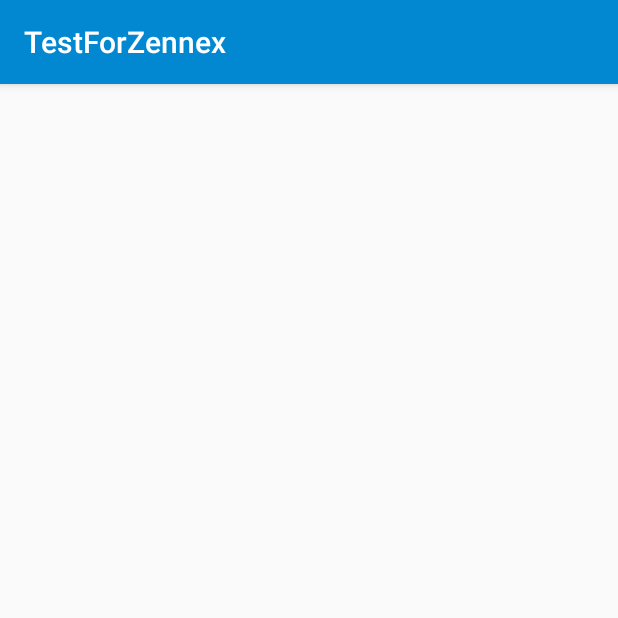
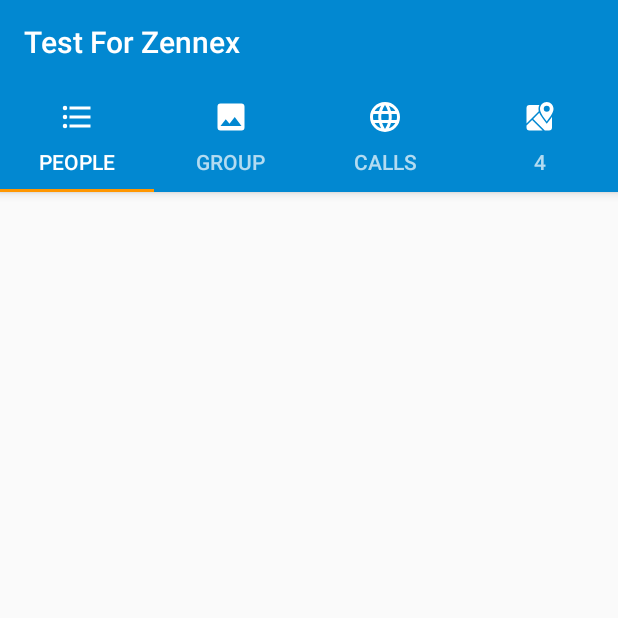
Before and after one commit to goodibunakov/TestForZennex2018, an Android app: the MainActivity screen opened directly, with no data from a screen before it, on a phone screen of 412 x 824 dp, the top half of it. Run offline under Robolectric (Android 15) with nearby library versions, the light colour scheme and no system bars.

Commit message:
добавлены вкладки с иконками

```diff
--- a/app/build.gradle
+++ b/app/build.gradle
@@ -23,6 +23,9 @@ dependencies {
     implementation 'com.android.support:appcompat-v7:26.1.0'
     implementation 'com.android.support.constraint:constraint-layout:1.0.2'
     implementation 'com.github.ViksaaSkool:AwesomeSplash:v1.0.0'
+    implementation 'com.android.support:support-v13:26.1.0'
+    implementation 'com.android.support:support-v4:26.1.0'
+    implementation 'com.android.support:design:26.1.0'
     testImplementation 'junit:junit:4.12'
     androidTestImplementation 'com.android.support.test:runner:1.0.1'
     androidTestImplementation 'com.android.support.test.espresso:espresso-core:3.0.1'
--- a/app/src/main/AndroidManifest.xml
+++ b/app/src/main/AndroidManifest.xml
@@ -10,7 +10,8 @@
         android:label="@string/app_name"
         android:supportsRtl="true"
         android:theme="@style/AppTheme">
-        <activity android:name=".SplashActivity"
+        <activity
+            android:name=".SplashActivity"
             android:theme="@style/Theme.AppCompat.NoActionBar">
             <intent-filter>
                 <action android:name="android.intent.action.MAIN" />
@@ -18,7 +19,7 @@
                 <category android:name="android.intent.category.LAUNCHER" />
             </intent-filter>
         </activity>
-        <activity android:name=".MainActivity"/>
+        <activity android:name=".MainActivity" />
     </application>
 
 </manifest>
--- a/app/src/main/java/ru/goodibunakov/testforzennex2018/MainActivity.java
+++ b/app/src/main/java/ru/goodibunakov/testforzennex2018/MainActivity.java
@@ -1,7 +1,16 @@
 package ru.goodibunakov.testforzennex2018;
 
+import android.os.Bundle;
+import android.support.design.widget.TabLayout;
+import android.support.v4.view.ViewPager;
 import android.support.v7.app.AppCompatActivity;
-import android.os.Bundle;
+import android.support.v7.widget.Toolbar;
+import android.widget.Toast;
+
+import ru.goodibunakov.testforzennex2018.fragments.FourFragment;
+import ru.goodibunakov.testforzennex2018.fragments.OneFragment;
+import ru.goodibunakov.testforzennex2018.fragments.ThreeFragment;
+import ru.goodibunakov.testforzennex2018.fragments.TwoFragment;
 
 public class MainActivity extends AppCompatActivity {
 
@@ -9,5 +18,37 @@ public class MainActivity extends AppCompatActivity {
     protected void onCreate(Bundle savedInstanceState) {
         super.onCreate(savedInstanceState);
         setContentView(R.layout.activity_main);
+        setUI();
+    }
+
+    @Override
+    public void onBackPressed() {
+        Toast.makeText(this, getResources().getText(R.string.cant_back), Toast.LENGTH_SHORT).show();
+    }
+
+    private void setUI() {
+        Toolbar toolbar = findViewById(R.id.toolbar);
+        setSupportActionBar(toolbar);
+        toolbar.setTitleTextColor(getResources().getColor(android.R.color.white));
+
+        TabLayout tabLayout = findViewById(R.id.tablayout);
+        tabLayout.addTab(tabLayout.newTab().setText(R.string.tab1));
+        tabLayout.addTab(tabLayout.newTab().setText(R.string.tab2));
+        tabLayout.addTab(tabLayout.newTab().setText(R.string.tab3));
+
+        final ViewPager viewPager = findViewById(R.id.pager);
+
+        TabAdapter adapter = new TabAdapter(getSupportFragmentManager());
+        adapter.addFragment(new OneFragment(), "People");
+        adapter.addFragment(new TwoFragment(), "Group");
+        adapter.addFragment(new ThreeFragment(), "Calls");
+        adapter.addFragment(new FourFragment(), "4");
+        viewPager.setAdapter(adapter);
+
+        tabLayout.setupWithViewPager(viewPager);
+        tabLayout.getTabAt(0).setIcon(R.drawable.format_list_bulleted);
+        tabLayout.getTabAt(1).setIcon(R.drawable.image);
+        tabLayout.getTabAt(2).setIcon(R.drawable.web);
+        tabLayout.getTabAt(3).setIcon(R.drawable.google_maps);
     }
 }
--- /dev/null
+++ b/app/src/main/java/ru/goodibunakov/testforzennex2018/TabAdapter.java
@@ -0,0 +1,39 @@
+package ru.goodibunakov.testforzennex2018;
+
+import android.support.v4.app.Fragment;
+import android.support.v4.app.FragmentManager;
+import android.support.v4.app.FragmentStatePagerAdapter;
+
+import java.util.ArrayList;
+import java.util.List;
+
+
+public class TabAdapter extends FragmentStatePagerAdapter {
+
+    private final List<Fragment> fragmentList = new ArrayList<>();
+    private final List<String> fragmentTitleList = new ArrayList<>();
+
+    public TabAdapter(FragmentManager fm) {
+        super(fm);
+    }
+
+    @Override
+    public Fragment getItem(int position) {
+        return fragmentList.get(position);
+    }
+
+    @Override
+    public int getCount() {
+        return fragmentList.size();
+    }
+
+    @Override
+    public CharSequence getPageTitle(int position) {
+        return fragmentTitleList.get(position);
+    }
+
+    public void addFragment(Fragment fragment, String title) {
+        fragmentList.add(fragment);
+        fragmentTitleList.add(title);
+    }
+}
--- /dev/null
+++ b/app/src/main/java/ru/goodibunakov/testforzennex2018/fragments/FourFragment.java
@@ -0,0 +1,30 @@
+package ru.goodibunakov.testforzennex2018.fragments;
+
+
+import android.os.Bundle;
+import android.support.v4.app.Fragment;
+import android.view.LayoutInflater;
+import android.view.View;
+import android.view.ViewGroup;
+
+import ru.goodibunakov.testforzennex2018.R;
+
+/**
+ * A simple {@link Fragment} subclass.
+ */
+public class FourFragment extends Fragment {
+
+
+    public FourFragment() {
+        // Required empty public constructor
+    }
+
+
+    @Override
+    public View onCreateView(LayoutInflater inflater, ViewGroup container,
+                             Bundle savedInstanceState) {
+        // Inflate the layout for this fragment
+        return inflater.inflate(R.layout.fragment_four, container, false);
+    }
+
+}
--- /dev/null
+++ b/app/src/main/java/ru/goodibunakov/testforzennex2018/fragments/OneFragment.java
@@ -0,0 +1,25 @@
+package ru.goodibunakov.testforzennex2018.fragments;
+
+
+import android.os.Bundle;
+import android.support.v4.app.Fragment;
+import android.view.LayoutInflater;
+import android.view.View;
+import android.view.ViewGroup;
+
+import ru.goodibunakov.testforzennex2018.R;
+
+public class OneFragment extends Fragment {
+
+    public OneFragment() {
+        // Required empty public constructor
+    }
+
+    @Override
+    public View onCreateView(LayoutInflater inflater, ViewGroup container,
+                             Bundle savedInstanceState) {
+        // Inflate the layout for this fragment
+        return inflater.inflate(R.layout.fragment_one, container, false);
+    }
+
+}
--- /dev/null
+++ b/app/src/main/java/ru/goodibunakov/testforzennex2018/fragments/ThreeFragment.java
@@ -0,0 +1,30 @@
+package ru.goodibunakov.testforzennex2018.fragments;
+
+
+import android.os.Bundle;
+import android.support.v4.app.Fragment;
+import android.view.LayoutInflater;
+import android.view.View;
+import android.view.ViewGroup;
+
+import ru.goodibunakov.testforzennex2018.R;
+
+/**
+ * A simple {@link Fragment} subclass.
+ */
+public class ThreeFragment extends Fragment {
+
+
+    public ThreeFragment() {
+        // Required empty public constructor
+    }
+
+
+    @Override
+    public View onCreateView(LayoutInflater inflater, ViewGroup container,
+                             Bundle savedInstanceState) {
+        // Inflate the layout for this fragment
+        return inflater.inflate(R.layout.fragment_three, container, false);
+    }
+
+}
--- /dev/null
+++ b/app/src/main/java/ru/goodibunakov/testforzennex2018/fragments/TwoFragment.java
@@ -0,0 +1,30 @@
+package ru.goodibunakov.testforzennex2018.fragments;
+
+
+import android.os.Bundle;
+import android.support.v4.app.Fragment;
+import android.view.LayoutInflater;
+import android.view.View;
+import android.view.ViewGroup;
+
+import ru.goodibunakov.testforzennex2018.R;
+
+/**
+ * A simple {@link Fragment} subclass.
+ */
+public class TwoFragment extends Fragment {
+
+
+    public TwoFragment() {
+        // Required empty public constructor
+    }
+
+
+    @Override
+    public View onCreateView(LayoutInflater inflater, ViewGroup container,
+                             Bundle savedInstanceState) {
+        // Inflate the layout for this fragment
+        return inflater.inflate(R.layout.fragment_two, container, false);
+    }
+
+}
--- /dev/null
+++ b/app/src/main/res/drawable/format_list_bulleted.xml
@@ -0,0 +1,11 @@
+<?xml version="1.0" encoding="utf-8"?>
+<vector xmlns:android="http://schemas.android.com/apk/res/android"
+    android:width="24dp"
+    android:height="24dp"
+    android:viewportWidth="24"
+    android:viewportHeight="24">
+
+    <path
+        android:fillColor="#FFFFFF"
+        android:pathData="M7,5H21V7H7V5M7,13V11H21V13H7M4,4.5A1.5,1.5 0 0,1 5.5,6A1.5,1.5 0 0,1 4,7.5A1.5,1.5 0 0,1 2.5,6A1.5,1.5 0 0,1 4,4.5M4,10.5A1.5,1.5 0 0,1 5.5,12A1.5,1.5 0 0,1 4,13.5A1.5,1.5 0 0,1 2.5,12A1.5,1.5 0 0,1 4,10.5M7,19V17H21V19H7M4,16.5A1.5,1.5 0 0,1 5.5,18A1.5,1.5 0 0,1 4,19.5A1.5,1.5 0 0,1 2.5,18A1.5,1.5 0 0,1 4,16.5Z" />
+</vector>
--- /dev/null
+++ b/app/src/main/res/drawable/google_maps.xml
@@ -0,0 +1,11 @@
+<?xml version="1.0" encoding="utf-8"?>
+<vector xmlns:android="http://schemas.android.com/apk/res/android"
+    android:width="24dp"
+    android:height="24dp"
+    android:viewportWidth="24"
+    android:viewportHeight="24">
+
+    <path
+        android:fillColor="#FFFFFF"
+        android:pathData="M5,4A2,2 0 0,0 3,6V16.29L11.18,8.11C11.06,7.59 11,7.07 11,6.53C11,5.62 11.2,4.76 11.59,4H5M18,21A2,2 0 0,0 20,19V11.86C19.24,13 18.31,14.21 17.29,15.5L16.5,16.5L15.72,15.5C14.39,13.85 13.22,12.32 12.39,10.91C12.05,10.33 11.76,9.76 11.53,9.18L7.46,13.25L15.21,21H18M3,19A2,2 0 0,0 5,21H13.79L6.75,13.96L3,17.71V19M16.5,15C19.11,11.63 21,9.1 21,6.57C21,4.05 19,2 16.5,2C14,2 12,4.05 12,6.57C12,9.1 13.87,11.63 16.5,15M18.5,6.5A2,2 0 0,1 16.5,8.5A2,2 0 0,1 14.5,6.5A2,2 0 0,1 16.5,4.5A2,2 0 0,1 18.5,6.5Z" />
+</vector>
--- /dev/null
+++ b/app/src/main/res/drawable/image.xml
@@ -0,0 +1,11 @@
+<?xml version="1.0" encoding="utf-8"?>
+<vector xmlns:android="http://schemas.android.com/apk/res/android"
+    android:width="24dp"
+    android:height="24dp"
+    android:viewportWidth="24"
+    android:viewportHeight="24">
+
+    <path
+        android:fillColor="#FFFFFF"
+        android:pathData="M8.5,13.5L11,16.5L14.5,12L19,18H5M21,19V5C21,3.89 20.1,3 19,3H5A2,2 0 0,0 3,5V19A2,2 0 0,0 5,21H19A2,2 0 0,0 21,19Z" />
+</vector>
--- /dev/null
+++ b/app/src/main/res/drawable/web.xml
@@ -0,0 +1,11 @@
+<?xml version="1.0" encoding="utf-8"?>
+<vector xmlns:android="http://schemas.android.com/apk/res/android"
+    android:width="24dp"
+    android:height="24dp"
+    android:viewportWidth="24"
+    android:viewportHeight="24">
+
+    <path
+        android:fillColor="#FFFFFF"
+        android:pathData="M16.36,14C16.44,13.34 16.5,12.68 16.5,12C16.5,11.32 16.44,10.66 16.36,10H19.74C19.9,10.64 20,11.31 20,12C20,12.69 19.9,13.36 19.74,14M14.59,19.56C15.19,18.45 15.65,17.25 15.97,16H18.92C17.96,17.65 16.43,18.93 14.59,19.56M14.34,14H9.66C9.56,13.34 9.5,12.68 9.5,12C9.5,11.32 9.56,10.65 9.66,10H14.34C14.43,10.65 14.5,11.32 14.5,12C14.5,12.68 14.43,13.34 14.34,14M12,19.96C11.17,18.76 10.5,17.43 10.09,16H13.91C13.5,17.43 12.83,18.76 12,19.96M8,8H5.08C6.03,6.34 7.57,5.06 9.4,4.44C8.8,5.55 8.35,6.75 8,8M5.08,16H8C8.35,17.25 8.8,18.45 9.4,19.56C7.57,18.93 6.03,17.65 5.08,16M4.26,14C4.1,13.36 4,12.69 4,12C4,11.31 4.1,10.64 4.26,10H7.64C7.56,10.66 7.5,11.32 7.5,12C7.5,12.68 7.56,13.34 7.64,14M12,4.03C12.83,5.23 13.5,6.57 13.91,8H10.09C10.5,6.57 11.17,5.23 12,4.03M18.92,8H15.97C15.65,6.75 15.19,5.55 14.59,4.44C16.43,5.07 17.96,6.34 18.92,8M12,2C6.47,2 2,6.5 2,12A10,10 0 0,0 12,22A10,10 0 0,0 22,12A10,10 0 0,0 12,2Z" />
+</vector>
--- a/app/src/main/res/layout/activity_main.xml
+++ b/app/src/main/res/layout/activity_main.xml
@@ -1,9 +1,32 @@
-<?xml version="1.0" encoding="utf-8"?>
-<android.support.constraint.ConstraintLayout xmlns:android="http://schemas.android.com/apk/res/android"
+<android.support.design.widget.CoordinatorLayout xmlns:android="http://schemas.android.com/apk/res/android"
     xmlns:app="http://schemas.android.com/apk/res-auto"
-    xmlns:tools="http://schemas.android.com/tools"
     android:layout_width="match_parent"
-    android:layout_height="match_parent"
-    tools:context=".MainActivity">
+    android:layout_height="match_parent">
 
-</android.support.constraint.ConstraintLayout>
+    <android.support.design.widget.AppBarLayout
+        android:layout_width="match_parent"
+        android:layout_height="wrap_content"
+        android:theme="@style/ThemeOverlay.AppCompat.Dark">
+
+        <android.support.v7.widget.Toolbar
+            android:id="@+id/toolbar"
+            android:layout_width="match_parent"
+            android:layout_height="?attr/actionBarSize"
+            android:background="?attr/colorPrimary"
+            app:layout_scrollFlags="scroll|enterAlways" />
+
+        <android.support.design.widget.TabLayout
+            android:id="@+id/tablayout"
+            android:layout_width="match_parent"
+            android:layout_height="wrap_content"
+            app:tabGravity="fill"
+            app:tabMode="fixed" />
+
+    </android.support.design.widget.AppBarLayout>
+
+    <android.support.v4.view.ViewPager
+        android:id="@+id/pager"
+        android:layout_width="match_parent"
+        android:layout_height="match_parent" />
+
+</android.support.design.widget.CoordinatorLayout>
--- /dev/null
+++ b/app/src/main/res/layout/fragment_four.xml
@@ -0,0 +1,10 @@
+<?xml version="1.0" encoding="utf-8"?>
+<FrameLayout xmlns:android="http://schemas.android.com/apk/res/android"
+    xmlns:tools="http://schemas.android.com/tools"
+    android:layout_width="match_parent"
+    android:layout_height="match_parent"
+    tools:context=".fragments.FourFragment">
+
+
+
+</FrameLayout>
--- /dev/null
+++ b/app/src/main/res/layout/fragment_one.xml
@@ -0,0 +1,10 @@
+<?xml version="1.0" encoding="utf-8"?>
+<FrameLayout xmlns:android="http://schemas.android.com/apk/res/android"
+    xmlns:tools="http://schemas.android.com/tools"
+    android:layout_width="match_parent"
+    android:layout_height="match_parent"
+    tools:context=".fragments.OneFragment">
+
+
+
+</FrameLayout>
--- /dev/null
+++ b/app/src/main/res/layout/fragment_three.xml
@@ -0,0 +1,10 @@
+<?xml version="1.0" encoding="utf-8"?>
+<FrameLayout xmlns:android="http://schemas.android.com/apk/res/android"
+    xmlns:tools="http://schemas.android.com/tools"
+    android:layout_width="match_parent"
+    android:layout_height="match_parent"
+    tools:context=".fragments.ThreeFragment">
+
+
+
+</FrameLayout>
--- /dev/null
+++ b/app/src/main/res/layout/fragment_two.xml
@@ -0,0 +1,9 @@
+<?xml version="1.0" encoding="utf-8"?>
+<FrameLayout xmlns:android="http://schemas.android.com/apk/res/android"
+    xmlns:tools="http://schemas.android.com/tools"
+    android:layout_width="match_parent"
+    android:layout_height="match_parent"
+    tools:context=".fragments.TwoFragment">
+
+
+</FrameLayout>
--- /dev/null
+++ b/app/src/main/res/values/dimens.xml
@@ -0,0 +1,4 @@
+<?xml version="1.0" encoding="utf-8"?>
+<resources>
+
+</resources>
--- a/app/src/main/res/values/strings.xml
+++ b/app/src/main/res/values/strings.xml
@@ -1,4 +1,8 @@
 <resources>
-    <string name="app_name">TestForZennex</string>
+    <string name="app_name">Test For Zennex</string>
     <string name="splash_text">Тестовое задание</string>
+    <string name="cant_back">Нельзя вернуться назад</string>
+    <string name="tab1">первая таба</string>
+    <string name="tab2">вторая таба</string>
+    <string name="tab3">третья таба</string>
 </resources>
--- a/app/src/main/res/values/styles.xml
+++ b/app/src/main/res/values/styles.xml
@@ -1,7 +1,7 @@
 <resources>
 
     <!-- Base application theme. -->
-    <style name="AppTheme" parent="Theme.AppCompat.Light.DarkActionBar">
+    <style name="AppTheme" parent="Theme.AppCompat.Light.NoActionBar">
         <!-- Customize your theme here. -->
         <item name="colorPrimary">@color/colorPrimary</item>
         <item name="colorPrimaryDark">@color/colorPrimaryDark</item>
```
